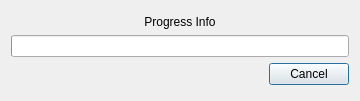
This is dialogues/rendermanager.ui in BattyBovine/AnimeRenderfarm as Qt 5 draws it before an edit. The edited form follows.
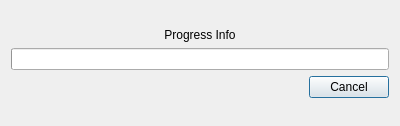
This is the edited form.

Commit message: Fixed dialogue layout issues on Mac OS X.

The edit to the form file:
```diff
--- a/dialogues/rendermanager.ui
+++ b/dialogues/rendermanager.ui
@@ -6,19 +6,19 @@
    <rect>
     <x>0</x>
     <y>0</y>
-    <width>360</width>
-    <height>101</height>
+    <width>400</width>
+    <height>126</height>
    </rect>
   </property>
   <property name="sizePolicy">
-   <sizepolicy hsizetype="Expanding" vsizetype="Expanding">
+   <sizepolicy hsizetype="Expanding" vsizetype="Preferred">
     <horstretch>0</horstretch>
     <verstretch>0</verstretch>
    </sizepolicy>
   </property>
   <property name="minimumSize">
    <size>
-    <width>360</width>
+    <width>400</width>
     <height>0</height>
    </size>
   </property>
```
The commit also changes 1 other file.
